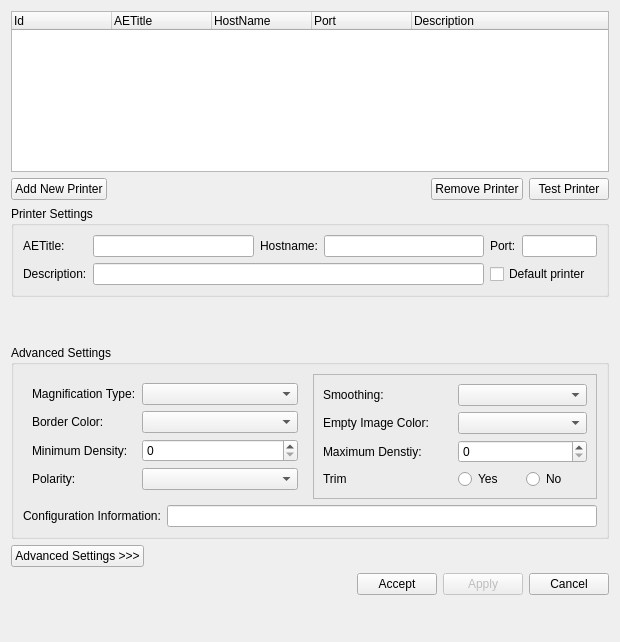
Qt form starviewer/src/extensions/playground/dicomprint/qdicomprinterconfigurationwidgetbase.ui (starviewer-medical/starviewer) before a commit.
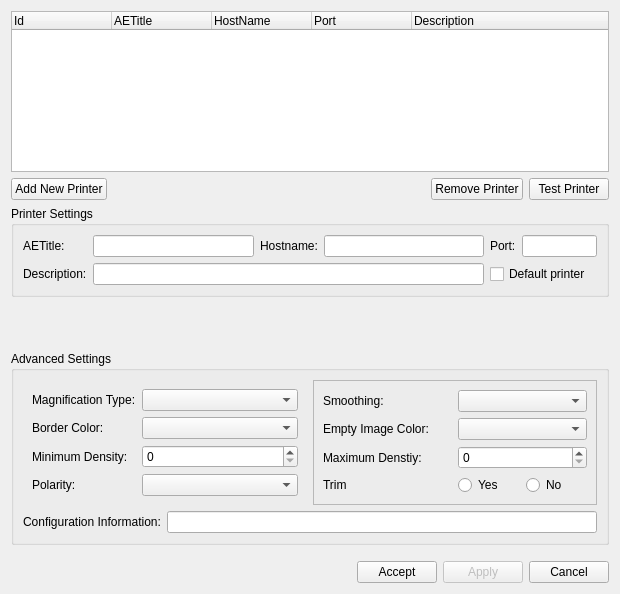
The same form after that commit. Icons and pictures are not drawn. Custom widgets are drawn as their Qt base class.

Commit message: ENH:S'amaga el botó d'advanced settings, i es mostren sempre els advanced settings per la configuració d'impressores DICOM.

What changed in the file:
```diff
--- a/starviewer/src/extensions/playground/dicomprint/qdicomprinterconfigurationwidgetbase.ui
+++ b/starviewer/src/extensions/playground/dicomprint/qdicomprinterconfigurationwidgetbase.ui
@@ -10,7 +10,7 @@
     <x>0</x>
     <y>0</y>
     <width>620</width>
-    <height>642</height>
+    <height>594</height>
    </rect>
   </property>
   <property name="sizePolicy">
@@ -219,6 +219,22 @@
      </layout>
     </widget>
    </item>
+   <item>
+    <spacer name="verticalSpacer_2">
+     <property name="orientation">
+      <enum>Qt::Vertical</enum>
+     </property>
+     <property name="sizeType">
+      <enum>QSizePolicy::Fixed</enum>
+     </property>
+     <property name="sizeHint" stdset="0">
+      <size>
+       <width>20</width>
+       <height>5</height>
+      </size>
+     </property>
+    </spacer>
+   </item>
    <item>
     <layout class="QHBoxLayout" name="horizontalLayout">
      <item>
@@ -239,6 +255,22 @@
      </item>
     </layout>
    </item>
+   <item>
+    <spacer name="verticalSpacer">
+     <property name="orientation">
+      <enum>Qt::Vertical</enum>
+     </property>
+     <property name="sizeType">
+      <enum>QSizePolicy::Fixed</enum>
+     </property>
+     <property name="sizeHint" stdset="0">
+      <size>
+       <width>20</width>
+       <height>5</height>
+      </size>
+     </property>
+    </spacer>
+   </item>
    <item>
     <widget class="QGroupBox" name="m_advancedSettingsGroupBox">
      <property name="enabled">
@@ -577,28 +609,23 @@
     </widget>
    </item>
    <item>
-    <layout class="QHBoxLayout" name="horizontalLayout_2">
-     <item>
-      <widget class="QPushButton" name="m_advancedSettingsPushButton">
-       <property name="text">
-        <string>Advanced Settings &gt;&gt;&gt;</string>
-       </property>
-      </widget>
-     </item>
-     <item>
-      <spacer name="horizontalSpacer_2">
-       <property name="orientation">
-        <enum>Qt::Horizontal</enum>
-       </property>
-       <property name="sizeHint" stdset="0">
-        <size>
-         <width>448</width>
-         <height>20</height>
-        </size>
-       </property>
-      </spacer>
-     </item>
-    </layout>
+    <spacer name="verticalSpacer_3">
+     <property name="orientation">
+      <enum>Qt::Vertical</enum>
+     </property>
+     <property name="sizeType">
+      <enum>QSizePolicy::Fixed</enum>
+     </property>
+     <property name="sizeHint" stdset="0">
+      <size>
+       <width>20</width>
+       <height>10</height>
+      </size>
+     </property>
+    </spacer>
+   </item>
+   <item>
+    <layout class="QHBoxLayout" name="horizontalLayout_2"/>
    </item>
    <item>
     <layout class="QHBoxLayout" name="horizontalLayout_3">
@@ -641,19 +668,6 @@
      </item>
     </layout>
    </item>
-   <item>
-    <spacer name="verticalSpacer">
-     <property name="orientation">
-      <enum>Qt::Vertical</enum>
-     </property>
-     <property name="sizeHint" stdset="0">
-      <size>
-       <width>20</width>
-       <height>1</height>
-      </size>
-     </property>
-    </spacer>
-   </item>
   </layout>
  </widget>
  <customwidgets>
```
Left out of the diff: 1 changed line with no effect on the pictures. The commit also changes 2 other files.
